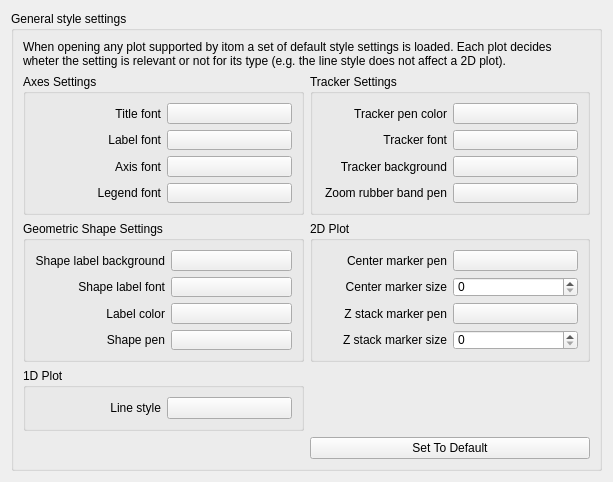
Qt form Qitom/ui/widgetPropGeneralPlotSettings.ui (itom-project/itom) before a commit.
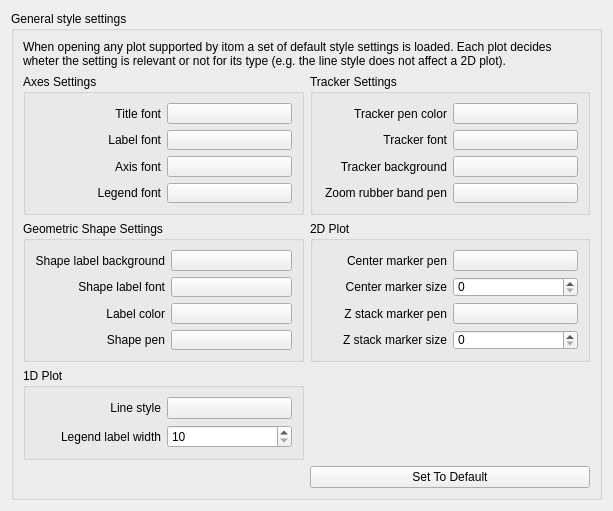
The same form after that commit. Custom widgets are drawn as their Qt base class.

Commit message: added legendLabelWidth to generalPlotSettings

Patch:
```diff
--- a/Qitom/ui/widgetPropGeneralPlotSettings.ui
+++ b/Qitom/ui/widgetPropGeneralPlotSettings.ui
@@ -196,6 +196,23 @@
            </property>
           </widget>
          </item>
+         <item row="1" column="0">
+          <widget class="QLabel" name="label_19">
+           <property name="text">
+            <string>Legend label width</string>
+           </property>
+           <property name="alignment">
+            <set>Qt::AlignRight|Qt::AlignTrailing|Qt::AlignVCenter</set>
+           </property>
+          </widget>
+         </item>
+         <item row="1" column="1">
+          <widget class="QSpinBox" name="legendLabelWidthSpin">
+           <property name="minimum">
+            <number>10</number>
+           </property>
+          </widget>
+         </item>
         </layout>
        </widget>
       </item>
```
The commit also changes 2 other files.
